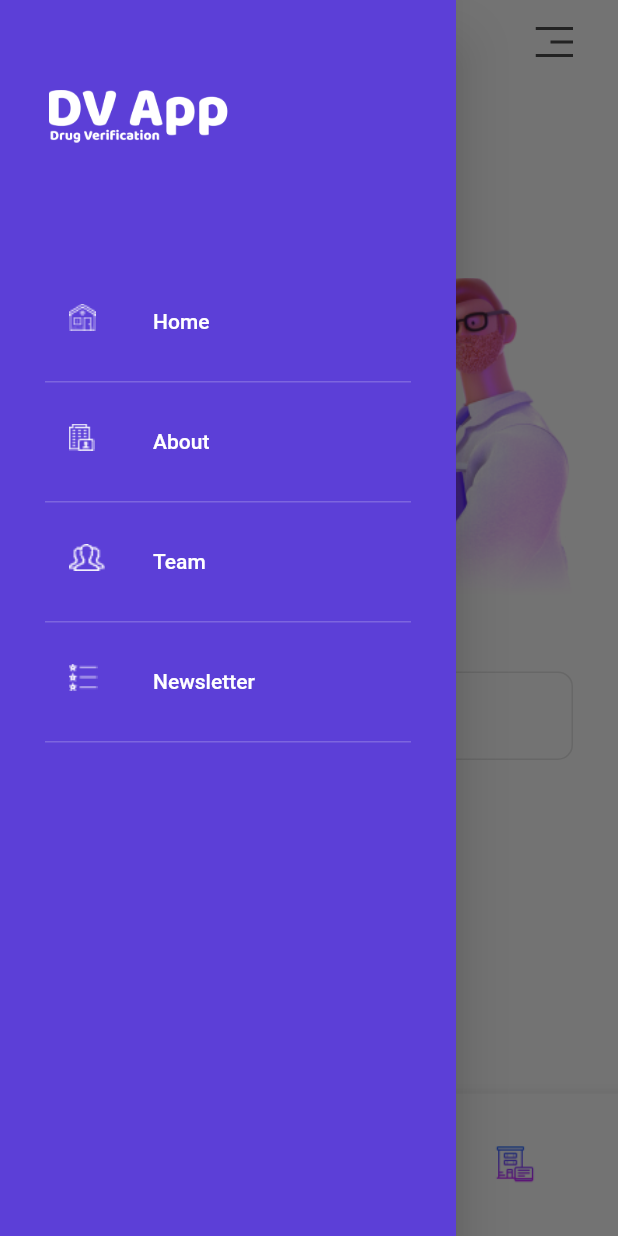
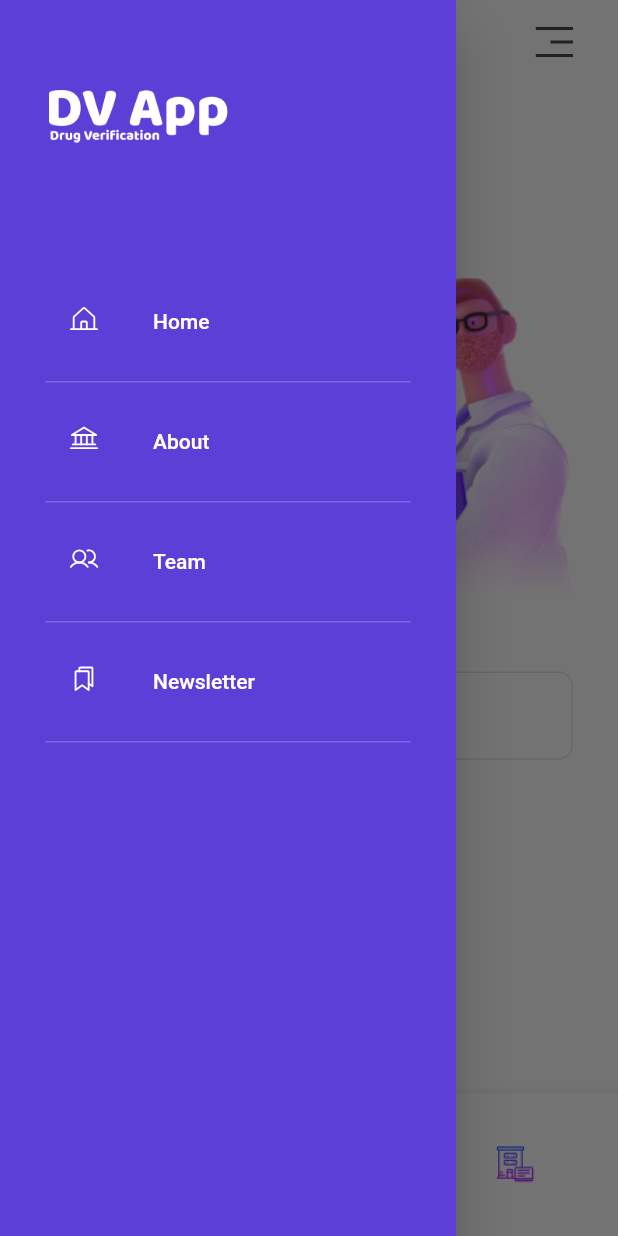
Before and after one commit to emodot/dv_app, a Flutter app: the HomeScreen screen opened directly, with the side drawer open, on a phone screen of 412 x 824 dp. Run offline on Flutter 3.47's test engine with Material 2 defaults, Android fonts, the phone set to English and light mode, and no system bars; our stand-ins replace flutter_svg.

Commit message:
changed icons on the app drawer

```diff
--- a/lib/components/side_nav_bar.dart
+++ b/lib/components/side_nav_bar.dart
@@ -29,19 +29,19 @@ class SideNavBar extends StatelessWidget {
               ),
             ),
             const MenuList(
-              image: 'assets/icons/home-page-white 1.png',
+              image: 'assets/icons/HouseLine.svg',
               title: 'Home',
             ),
             const MenuList(
-              image: 'assets/icons/about-us-white 1.png',
+              image: 'assets/icons/Bank.svg',
               title: 'About',
             ),
             const MenuList(
-              image: 'assets/icons/out-tem-white 1.png',
+              image: 'assets/icons/Users.svg',
               title: 'Team',
             ),
             const MenuList(
-              image: 'assets/icons/reviews-white 1.png',
+              image: 'assets/icons/Bookmarks.svg',
               title: 'Newsletter',
             ),
           ],
@@ -74,8 +74,10 @@ class MenuList extends StatelessWidget {
         ),
       ),
       child: ListTile(
-        leading: Image.asset(
+        leading: SvgPicture.asset(
           image,
+          color: Colors.white,
+          width: 20,
         ),
         title: Text(
           title,
```
Also changed, not shown: assets/icons/Bank.svg (added), assets/icons/Bookmarks.svg (added), assets/icons/HouseLine.svg (added), assets/icons/Users.svg (added).
